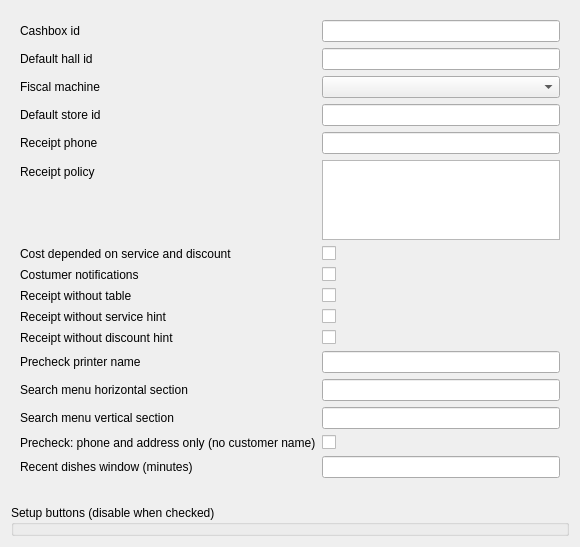
This is FrontDesk/rworkstationconfigwaiter.ui in End1-1/Cafe5 as Qt 5 draws it before an edit. The edited form follows.
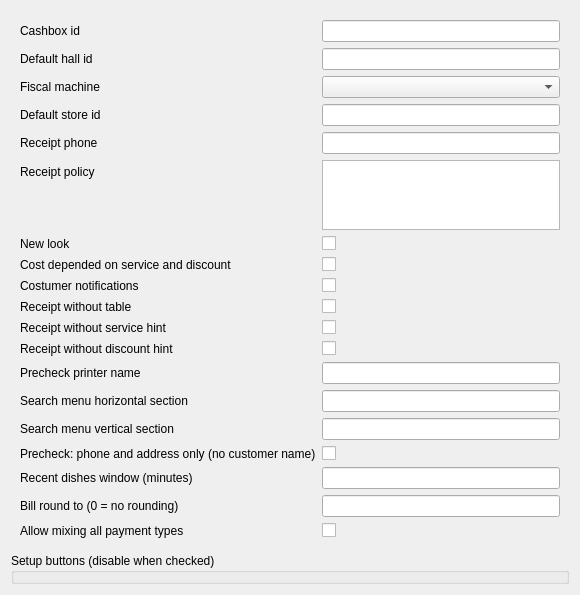
This is the edited form.

Diff of the .ui file:
```diff
--- a/FrontDesk/rworkstationconfigwaiter.ui
+++ b/FrontDesk/rworkstationconfigwaiter.ui
@@ -54,6 +54,16 @@
       <item row="3" column="1">
        <widget class="QLineEdit" name="leStoreId"/>
       </item>
+      <item row="6" column="0">
+       <widget class="QLabel" name="labelNewLook">
+        <property name="text">
+         <string>New look</string>
+        </property>
+       </widget>
+      </item>
+      <item row="6" column="1">
+       <widget class="QCheckBox" name="chNewLook"/>
+      </item>
       <item row="4" column="0">
        <widget class="QLabel" name="labelPhone">
         <property name="text">
@@ -141,6 +151,16 @@
       <item row="8" column="1">
        <widget class="QCheckBox" name="chCostDependOnServiceAndDiscount"/>
       </item>
+      <item row="18" column="0">
+       <widget class="QLabel" name="labelBillRoundTo">
+        <property name="text">
+         <string>Bill round to (0 = no rounding)</string>
+        </property>
+       </widget>
+      </item>
+      <item row="18" column="1">
+       <widget class="QLineEdit" name="leBillRoundTo"/>
+      </item>
       <item row="16" column="0">
        <widget class="QLabel" name="labelDoNotPrintCustomer">
         <property name="text">
@@ -171,6 +191,16 @@
       <item row="9" column="1">
        <widget class="QCheckBox" name="leCostumerNotification"/>
       </item>
+      <item row="19" column="0">
+       <widget class="QLabel" name="labelAllowMixPayments">
+        <property name="text">
+         <string>Allow mixing all payment types</string>
+        </property>
+       </widget>
+      </item>
+      <item row="19" column="1">
+       <widget class="QCheckBox" name="chAllowMixAllPayments"/>
+      </item>
       <item row="13" column="0">
        <widget class="QLabel" name="labelNoDiscount_2">
         <property name="text">
```
